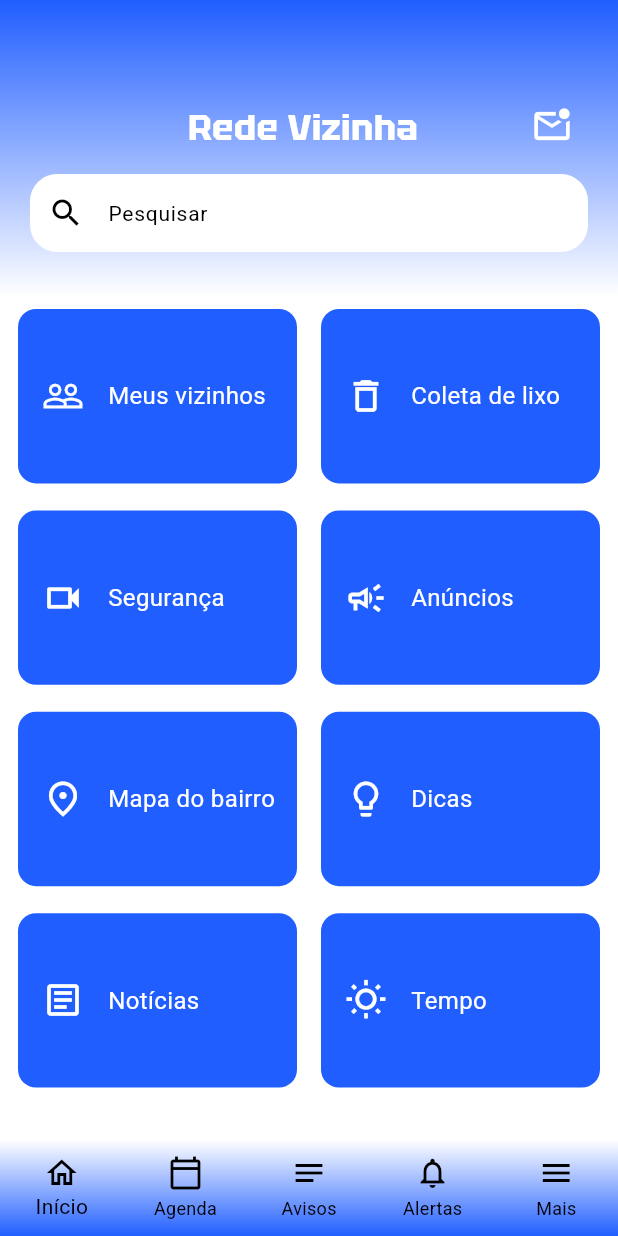
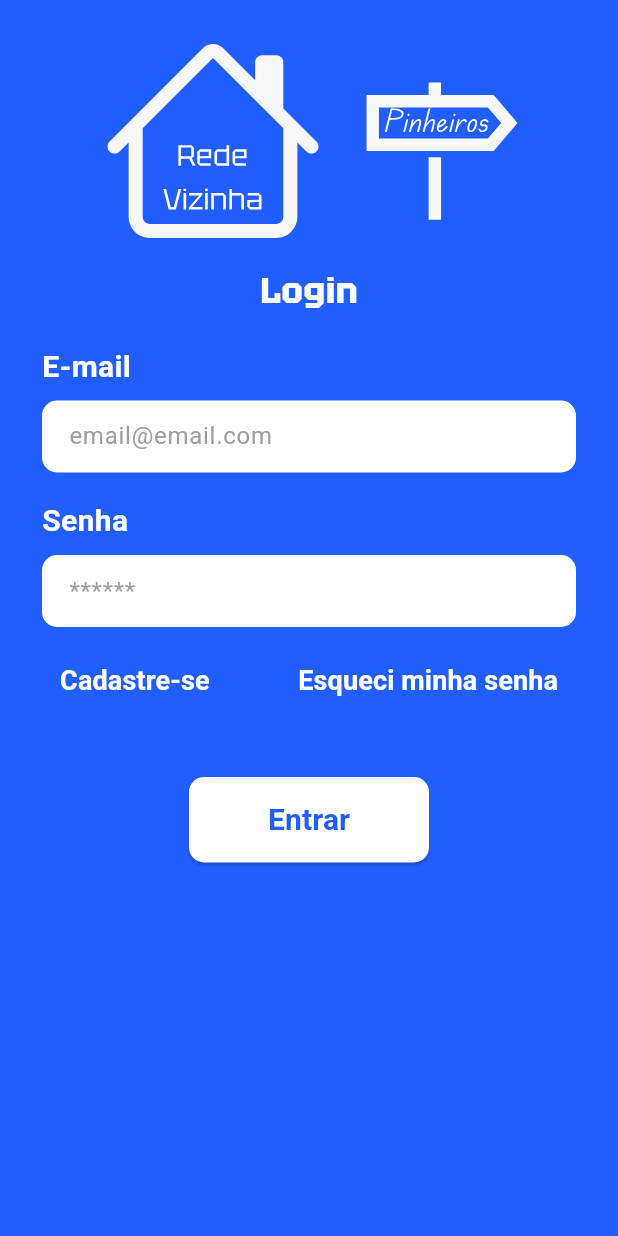
Before and after one commit to patihintze/rede_vizinha_app, a Flutter app: the screen it shows after launch, on a phone screen of 412 x 824 dp. Run offline on Flutter 3.47's test engine with Material 3 defaults, Android fonts, the light colour scheme and no system bars; our stand-ins replace cloud_firestore, firebase_auth, firebase_core, flutter_svg, get; accounts and stored records are empty.

Commit message:
feat: splash and login

```diff
--- a/lib/main.dart
+++ b/lib/main.dart
@@ -1,15 +1,29 @@
+import 'dart:io';
+
 import 'package:firebase_core/firebase_core.dart';
 import 'package:flutter/material.dart';
-import 'package:get/get_navigation/src/root/get_material_app.dart';
+import 'package:get/get.dart';
 import 'package:rede_vizinha_app/bindings/home_binding.dart';
+import 'package:rede_vizinha_app/controllers/auth_controller.dart';
 import 'package:rede_vizinha_app/firebase_options.dart';
+import 'package:rede_vizinha_app/routes.dart';
 import 'package:rede_vizinha_app/theme/theme.dart';
-import 'package:rede_vizinha_app/views/home_view.dart';
+
+class MyHttpOverrides extends HttpOverrides {
+  @override
+  HttpClient createHttpClient(SecurityContext? context) {
+    return super.createHttpClient(context)
+      ..badCertificateCallback =
+          (X509Certificate cert, String host, int port) => true;
+  }
+}
 
 void main() async {
+  HttpOverrides.global = MyHttpOverrides();
   WidgetsFlutterBinding.ensureInitialized();
+  await Firebase.initializeApp(options: DefaultFirebaseOptions.currentPlatform);
+  Get.put(AuthController());
 
-  await Firebase.initializeApp(options: DefaultFirebaseOptions.currentPlatform);
   runApp(const MyApp());
 }
 
@@ -23,7 +37,8 @@ class MyApp extends StatelessWidget {
       title: 'Rede Vizinha',
       theme: AppTheme.darkTheme,
       initialBinding: HomeBinding(),
-      home: const HomeView(),
+      initialRoute: '/',
+      getPages: routes,
     );
   }
 }
--- /dev/null
+++ b/lib/modules/login/login_view.dart
@@ -0,0 +1,169 @@
+import 'package:flutter/material.dart';
+import 'package:flutter_svg/svg.dart';
+import 'package:get/get.dart';
+import 'package:rede_vizinha_app/controllers/auth_controller.dart';
+import 'package:rede_vizinha_app/modules/login/register_view.dart';
+import 'package:rede_vizinha_app/theme/colors.dart';
+import 'package:rede_vizinha_app/theme/text_styles.dart';
+
+class LoginView extends StatelessWidget {
+  const LoginView({super.key});
+
+  @override
+  Widget build(BuildContext context) {
+    final auth = Get.find<AuthController>();
+    final emailCtrl = TextEditingController();
+    final passCtrl = TextEditingController();
+
+    return Scaffold(
+      backgroundColor: AppColors.primary,
+      body: SafeArea(
+        bottom: false,
+        child: SingleChildScrollView(
+          padding: const EdgeInsets.symmetric(horizontal: 28, vertical: 18),
+          child: Column(
+            children: [
+              Row(
+                mainAxisSize: MainAxisSize.min,
+                children: [
+                  SvgPicture.asset('assets/images/logo.svg', width: 150),
+                  const SizedBox(width: 8),
+                  SvgPicture.asset('assets/images/bairro.svg', width: 120),
+                ],
+              ),
+              const SizedBox(height: 8),
+              Text('Login', style: AppTextStyles.headline1),
+              const SizedBox(height: 20),
+
+              // Email
+              Align(
+                alignment: Alignment.centerLeft,
+                child: Text(
+                  'E-mail',
+                  style: AppTextStyles.body1.copyWith(
+                    fontWeight: FontWeight.bold,
+                    fontSize: 20,
+                  ),
+                ),
+              ),
+              const SizedBox(height: 8),
+              TextField(
+                controller: emailCtrl,
+                keyboardType: TextInputType.emailAddress,
+                decoration: _inputDecoration(hint: 'email@email.com'),
+                style: TextStyle(color: Colors.black),
+              ),
+              const SizedBox(height: 18),
+
+              // Senha
+              Align(
+                alignment: Alignment.centerLeft,
+                child: Text(
+                  'Senha',
+                  style: AppTextStyles.body1.copyWith(
+                    fontWeight: FontWeight.bold,
+                    fontSize: 20,
+                  ),
+                ),
+              ),
+              const SizedBox(height: 8),
+              TextField(
+                controller: passCtrl,
+                obscureText: true,
+                decoration: _inputDecoration(hint: '******'),
+                style: TextStyle(color: Colors.black),
+              ),
+
+              const SizedBox(height: 12),
+              Row(
+                mainAxisAlignment: MainAxisAlignment.spaceBetween,
+                children: [
+                  TextButton(
+                    onPressed: () {
+                      Get.to(() => const RegisterView());
+                    },
+                    child: Text(
+                      'Cadastre-se',
+                      style: AppTextStyles.body1.copyWith(
+                        fontWeight: FontWeight.bold,
+                        fontSize: 18,
+                      ),
+                    ),
+                  ),
+                  TextButton(
+                    onPressed: () {
+                      /* esquecer senha flow */
+                    },
+                    child: Text(
+                      'Esqueci minha senha',
+                      style: AppTextStyles.body1.copyWith(
+                        fontWeight: FontWeight.bold,
+                        fontSize: 18,
+                      ),
+                    ),
+                  ),
+                ],
+              ),
+
+              const SizedBox(height: 40),
+
+              Obx(() {
+                if (auth.loading.value) {
+                  return const CircularProgressIndicator(color: Colors.white);
+                }
+                return SizedBox(
+                  width: 160,
+                  child: ElevatedButton(
+                    style: ElevatedButton.styleFrom(
+                      backgroundColor: Colors.white,
+                      foregroundColor: AppColors.primary,
+                      shape: RoundedRectangleBorder(
+                        borderRadius: BorderRadius.circular(10),
+                      ),
+                      padding: const EdgeInsets.symmetric(vertical: 14),
+                    ),
+                    onPressed: () async {
+                      final err = await auth.signIn(
+                        email: emailCtrl.text.trim(),
+                        password: passCtrl.text.trim(),
+                      );
+                      if (err != null) {
+                        Get.snackbar(
+                          'Erro',
+                          err,
+                          backgroundColor: Colors.white.withOpacity(0.9),
+                        );
+                      }
+                    },
+                    child: Text(
+                      'Entrar',
+                      style: AppTextStyles.body1.copyWith(
+                        color: AppColors.primary,
+                        fontWeight: FontWeight.bold,
+                        fontSize: 20,
+                      ),
+                    ),
+                  ),
+                );
+              }),
+            ],
+          ),
+        ),
+      ),
+    );
+  }
+
+  InputDecoration _inputDecoration({required String hint}) {
+    return InputDecoration(
+      hintText: hint,
+      hintStyle: const TextStyle(color: Colors.grey),
+      filled: true,
+      fillColor: Colors.white,
+      contentPadding: const EdgeInsets.symmetric(horizontal: 14, vertical: 12),
+      border: OutlineInputBorder(
+        borderRadius: BorderRadius.circular(10),
+        borderSide: BorderSide.none,
+      ),
+    );
+  }
+}
--- a/lib/routes.dart
+++ b/lib/routes.dart
@@ -0,0 +1,12 @@
+import 'package:get/get.dart';
+import 'package:rede_vizinha_app/modules/home/home_view.dart';
+import 'package:rede_vizinha_app/modules/login/login_view.dart';
+import 'package:rede_vizinha_app/modules/login/register_view.dart';
+import 'package:rede_vizinha_app/modules/splash/splash_view.dart';
+
+final routes = [
+  GetPage(name: '/', page: () => const SplashView()),
+  GetPage(name: '/login', page: () => const LoginView()),
+  GetPage(name: '/register', page: () => const RegisterView()),
+  GetPage(name: '/home', page: () => const HomeView()),
+];
```
Also changed, not shown: lib/app.dart (+4 -3 lines), lib/bindings/auth_binding.dart (added, +9 -0 lines), lib/controllers/auth_controller.dart (added, +93 -0 lines), lib/modules/home/home_view.dart (renamed from lib/views/home_view.dart, +20 -7 lines), lib/modules/login/register_view.dart (added, +236 -0 lines), lib/modules/splash/splash_view.dart (added, +78 -0 lines), pubspec.yaml (+8 -0 lines), assets/images/bairro.svg (added), assets/images/logo.svg (added), pubspec.lock, 8 other files.
